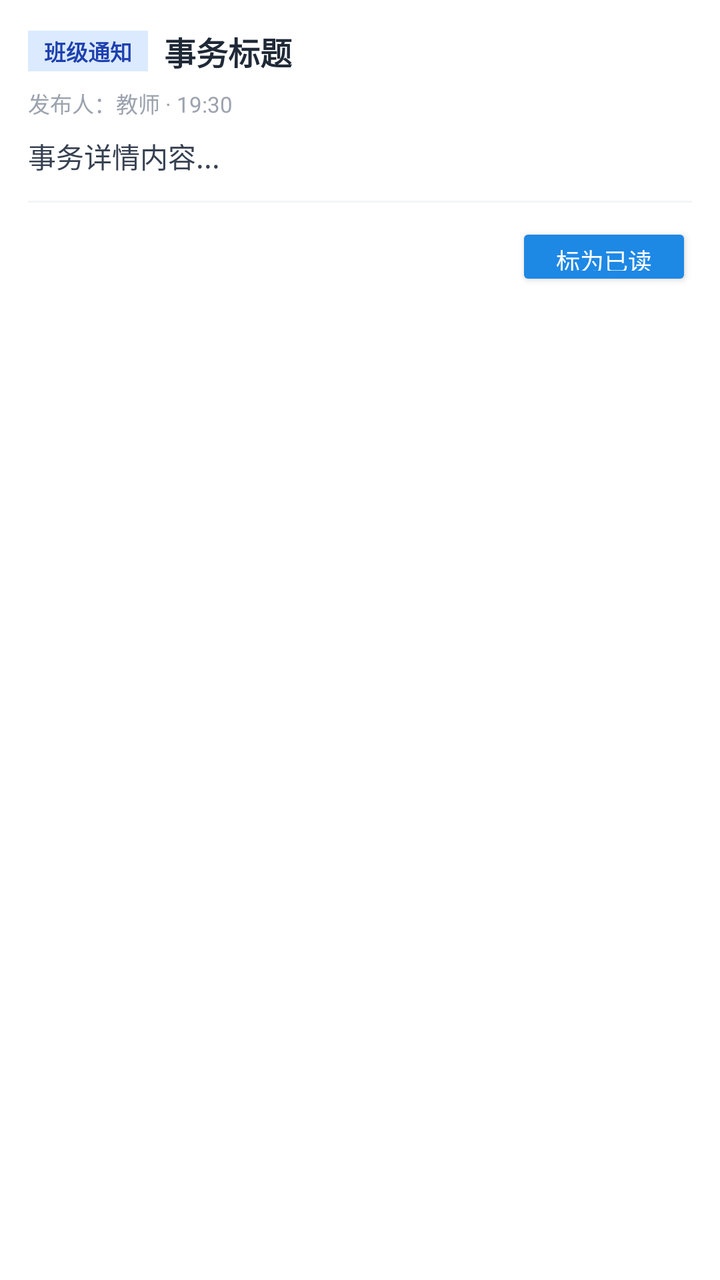
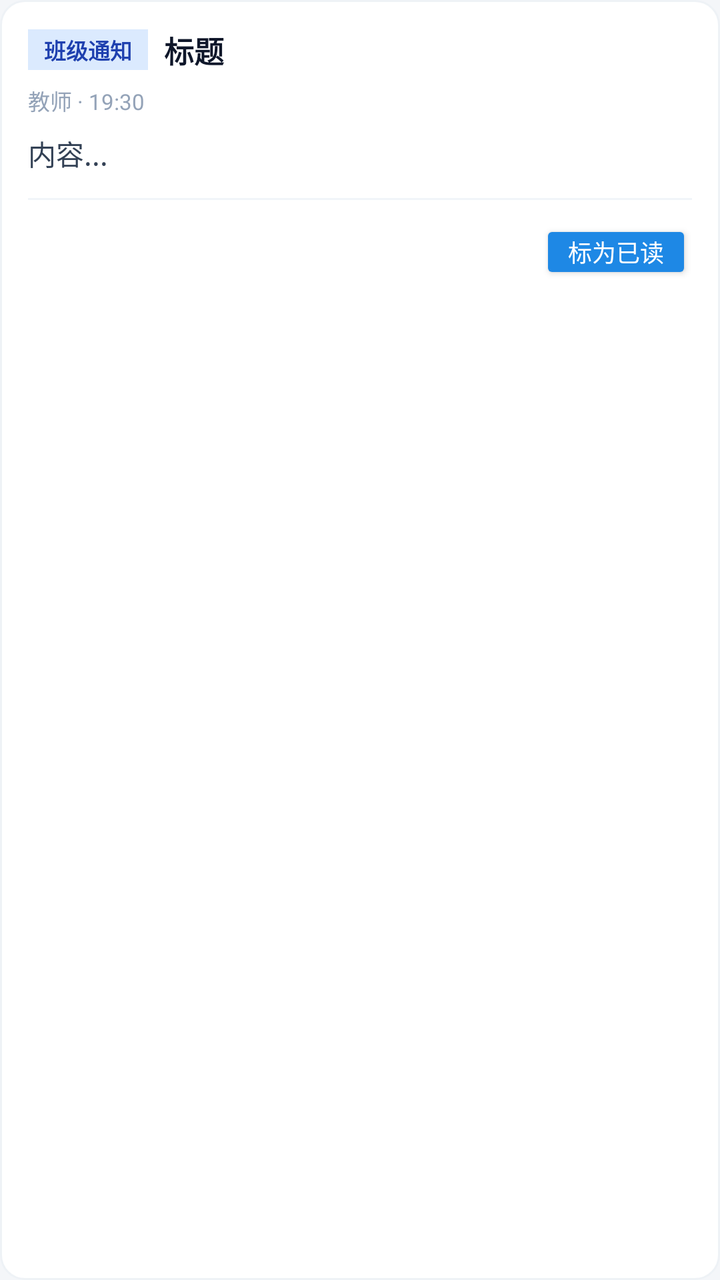

Before-and-after screenshots of an Android layout around one commit, followed by the original layout XML and the change that was made.
<!-- AndroidManifest.xml: application theme Theme.CampusChat -->
<!-- res/layout/item_affair.xml -->
<?xml version="1.0" encoding="utf-8"?>
<LinearLayout
    xmlns:android="http://schemas.android.com/apk/res/android"
    android:layout_width="match_parent"
    android:layout_height="wrap_content"
    android:orientation="vertical"
    android:background="#FFFFFF"
    android:layout_marginStart="12dp"
    android:layout_marginEnd="12dp"
    android:layout_marginTop="8dp"
    android:layout_marginBottom="4dp"
    android:padding="14dp"
    android:elevation="1dp">

    
    <LinearLayout
        android:layout_width="match_parent"
        android:layout_height="wrap_content"
        android:gravity="center_vertical"
        android:orientation="horizontal">

        <TextView
            android:id="@+id/tvAffairTypeBadge"
            android:layout_width="wrap_content"
            android:layout_height="wrap_content"
            android:background="#DBEAFE"
            android:paddingStart="8dp"
            android:paddingTop="2dp"
            android:paddingEnd="8dp"
            android:paddingBottom="2dp"
            android:text="班级通知"
            android:textColor="#1E40AF"
            android:textSize="11sp"
            android:textStyle="bold" />

        <TextView
            android:id="@+id/tvAffairTitle"
            android:layout_width="0dp"
            android:layout_height="wrap_content"
            android:layout_weight="1"
            android:layout_marginStart="8dp"
            android:ellipsize="end"
            android:maxLines="1"
            android:text="事务标题"
            android:textColor="#1F2937"
            android:textSize="16sp"
            android:textStyle="bold" />
    </LinearLayout>

    
    <LinearLayout
        android:layout_width="match_parent"
        android:layout_height="wrap_content"
        android:layout_marginTop="6dp"
        android:gravity="center_vertical"
        android:orientation="horizontal">

        <TextView
            android:id="@+id/tvAffairMeta"
            android:layout_width="0dp"
            android:layout_height="wrap_content"
            android:layout_weight="1"
            android:text="发布人：教师 · 19:30"
            android:textColor="#9CA3AF"
            android:textSize="11sp" />

        <TextView
            android:id="@+id/tvAffairDeadline"
            android:layout_width="wrap_content"
            android:layout_height="wrap_content"
            android:text="截止时间：10-25 18:00"
            android:textColor="#DC2626"
            android:textSize="11sp"
            android:textStyle="bold"
            android:visibility="gone" />
    </LinearLayout>

    
    <TextView
        android:id="@+id/tvAffairContent"
        android:layout_width="match_parent"
        android:layout_height="wrap_content"
        android:layout_marginTop="8dp"
        android:lineSpacingExtra="3dp"
        android:text="事务详情内容..."
        android:textColor="#374151"
        android:textSize="14sp" />

    <View
        android:layout_width="match_parent"
        android:layout_height="1dp"
        android:layout_marginTop="12dp"
        android:layout_marginBottom="10dp"
        android:background="#F3F4F6" />

    
    <LinearLayout
        android:layout_width="match_parent"
        android:layout_height="wrap_content"
        android:gravity="end|center_vertical"
        android:orientation="horizontal">

        <Button
            android:id="@+id/btnEditAffair"
            android:layout_width="wrap_content"
            android:layout_height="34dp"
            android:layout_marginEnd="6dp"
            android:backgroundTint="#F3F4F6"
            android:paddingStart="10dp"
            android:paddingEnd="10dp"
            android:text="编辑"
            android:textColor="#374151"
            android:textSize="11sp"
            android:visibility="gone" />

        <Button
            android:id="@+id/btnDeleteAffair"
            android:layout_width="wrap_content"
            android:layout_height="34dp"
            android:layout_marginEnd="6dp"
            android:backgroundTint="#FEE2E2"
            android:paddingStart="10dp"
            android:paddingEnd="10dp"
            android:text="删除"
            android:textColor="#DC2626"
            android:textSize="11sp"
            android:visibility="gone" />

        <Button
            android:id="@+id/btnConfirmAffair"
            android:layout_width="wrap_content"
            android:layout_height="34dp"
            android:backgroundTint="#1E88E5"
            android:paddingStart="12dp"
            android:paddingEnd="12dp"
            android:text="标为已读"
            android:textColor="#FFFFFF"
            android:textSize="12sp" />
    </LinearLayout>

</LinearLayout>
<!-- resources referenced by this layout -->
<resources>
  <style name="Theme.CampusChat" parent="Theme.AppCompat.Light.NoActionBar">
          
          <item name="colorPrimary">@color/brand_primary</item>
          <item name="colorPrimaryDark">@color/brand_primary_dark</item>
          <item name="colorAccent">@color/brand_accent</item>
  
          
          <item name="android:windowBackground">@color/app_background</item>
  
          
          <item name="android:statusBarColor">@color/white</item>
  
          
          <item name="android:windowLightStatusBar">true</item>
      </style>
  <color name="brand_primary">#1E88E5</color>
  <color name="brand_primary_dark">#1565C0</color>
  <color name="brand_accent">#00ACC1</color>
  <color name="app_background">#F4F6F9</color>
  <color name="white">#FFFFFFFF</color>
</resources>

<!-- the commit's change to res/layout/item_affair.xml (unified diff, before → after) -->
@@ -1,18 +1,17 @@
 <?xml version="1.0" encoding="utf-8"?>
 <LinearLayout
     xmlns:android="http://schemas.android.com/apk/res/android"
+    xmlns:tools="http://schemas.android.com/tools"
     android:layout_width="match_parent"
     android:layout_height="wrap_content"
     android:orientation="vertical"
-    android:background="#FFFFFF"
-    android:layout_marginStart="12dp"
-    android:layout_marginEnd="12dp"
-    android:layout_marginTop="8dp"
+    android:background="@drawable/bg_card_surface"
+    android:layout_marginStart="4dp"
+    android:layout_marginEnd="4dp"
+    android:layout_marginTop="6dp"
     android:layout_marginBottom="4dp"
-    android:padding="14dp"
-    android:elevation="1dp">
+    android:padding="14dp">
 
-    
     <LinearLayout
         android:layout_width="match_parent"
         android:layout_height="wrap_content"
@@ -41,13 +40,12 @@
             android:layout_marginStart="8dp"
             android:ellipsize="end"
             android:maxLines="1"
-            android:text="事务标题"
-            android:textColor="#1F2937"
-            android:textSize="16sp"
+            android:text="标题"
+            android:textColor="#0F172A"
+            android:textSize="15sp"
             android:textStyle="bold" />
     </LinearLayout>
 
-    
     <LinearLayout
         android:layout_width="match_parent"
         android:layout_height="wrap_content"
@@ -60,30 +58,29 @@
             android:layout_width="0dp"
             android:layout_height="wrap_content"
             android:layout_weight="1"
-            android:text="发布人：教师 · 19:30"
-            android:textColor="#9CA3AF"
+            android:text="教师 · 19:30"
+            android:textColor="#94A3B8"
             android:textSize="11sp" />
 
         <TextView
             android:id="@+id/tvAffairDeadline"
             android:layout_width="wrap_content"
             android:layout_height="wrap_content"
-            android:text="截止时间：10-25 18:00"
+            android:text="截止：10-25 18:00"
             android:textColor="#DC2626"
             android:textSize="11sp"
             android:textStyle="bold"
             android:visibility="gone" />
     </LinearLayout>
 
-    
     <TextView
         android:id="@+id/tvAffairContent"
         android:layout_width="match_parent"
         android:layout_height="wrap_content"
         android:layout_marginTop="8dp"
         android:lineSpacingExtra="3dp"
-        android:text="事务详情内容..."
-        android:textColor="#374151"
+        android:text="内容..."
+        android:textColor="#334155"
         android:textSize="14sp" />
 
     <View
@@ -91,9 +88,8 @@
         android:layout_height="1dp"
         android:layout_marginTop="12dp"
         android:layout_marginBottom="10dp"
-        android:background="#F3F4F6" />
+        android:background="#F1F5F9" />
 
-    
     <LinearLayout
         android:layout_width="match_parent"
         android:layout_height="wrap_content"
@@ -103,39 +99,63 @@
         <Button
             android:id="@+id/btnEditAffair"
             android:layout_width="wrap_content"
-            android:layout_height="34dp"
+            android:layout_height="32dp"
             android:layout_marginEnd="6dp"
-            android:backgroundTint="#F3F4F6"
-            android:paddingStart="10dp"
-            android:paddingEnd="10dp"
+            android:minWidth="0dp"
+            android:minHeight="0dp"
+            android:insetTop="0dp"
+            android:insetBottom="0dp"
+            android:paddingStart="12dp"
+            android:paddingTop="0dp"
+            android:paddingEnd="12dp"
+            android:paddingBottom="0dp"
+            android:gravity="center"
+            android:backgroundTint="#F1F5F9"
             android:text="编辑"
-            android:textColor="#374151"
+            android:textColor="#334155"
             android:textSize="11sp"
-            android:visibility="gone" />
+            android:visibility="gone"
+            tools:ignore="TouchTargetSizeCheck" />
 
         <Button
             android:id="@+id/btnDeleteAffair"
             android:layout_width="wrap_content"
-            android:layout_height="34dp"
+            android:layout_height="32dp"
             android:layout_marginEnd="6dp"
+            android:minWidth="0dp"
+            android:minHeight="0dp"
+            android:insetTop="0dp"
+            android:insetBottom="0dp"
+            android:paddingStart="12dp"
+            android:paddingTop="0dp"
+            android:paddingEnd="12dp"
+            android:paddingBottom="0dp"
+            android:gravity="center"
             android:backgroundTint="#FEE2E2"
-            android:paddingStart="10dp"
-            android:paddingEnd="10dp"
             android:text="删除"
             android:textColor="#DC2626"
             android:textSize="11sp"
-            android:visibility="gone" />
+            android:visibility="gone"
+            tools:ignore="TouchTargetSizeCheck" />
 
         <Button
             android:id="@+id/btnConfirmAffair"
             android:layout_width="wrap_content"
-            android:layout_height="34dp"
+            android:layout_height="32dp"
+            android:minWidth="0dp"
+            android:minHeight="0dp"
+            android:insetTop="0dp"
+            android:insetBottom="0dp"
+            android:paddingStart="14dp"
+            android:paddingTop="0dp"
+            android:paddingEnd="14dp"
+            android:paddingBottom="0dp"
+            android:gravity="center"
             android:backgroundTint="#1E88E5"
-            android:paddingStart="12dp"
-            android:paddingEnd="12dp"
             android:text="标为已读"
             android:textColor="#FFFFFF"
-            android:textSize="12sp" />
+            android:textSize="12sp"
+            tools:ignore="TouchTargetSizeCheck" />
     </LinearLayout>
 
 </LinearLayout>
<!-- resource entries referenced after the edit -->
@@ -1,5 +1,13 @@
 <!-- resources referenced by this layout -->
 <resources>
+  <!-- drawable bg_card_surface (drawable) -->
+  <?xml version="1.0" encoding="utf-8"?>
+  <shape xmlns:android="http://schemas.android.com/apk/res/android"
+      android:shape="rectangle">
+      <solid android:color="#FFFFFF" />
+      <stroke android:width="1dp" android:color="#EEF2F6" />
+      <corners android:radius="12dp" />
+  </shape>
   <style name="Theme.CampusChat" parent="Theme.AppCompat.Light.NoActionBar">
           
           <item name="colorPrimary">@color/brand_primary</item>
